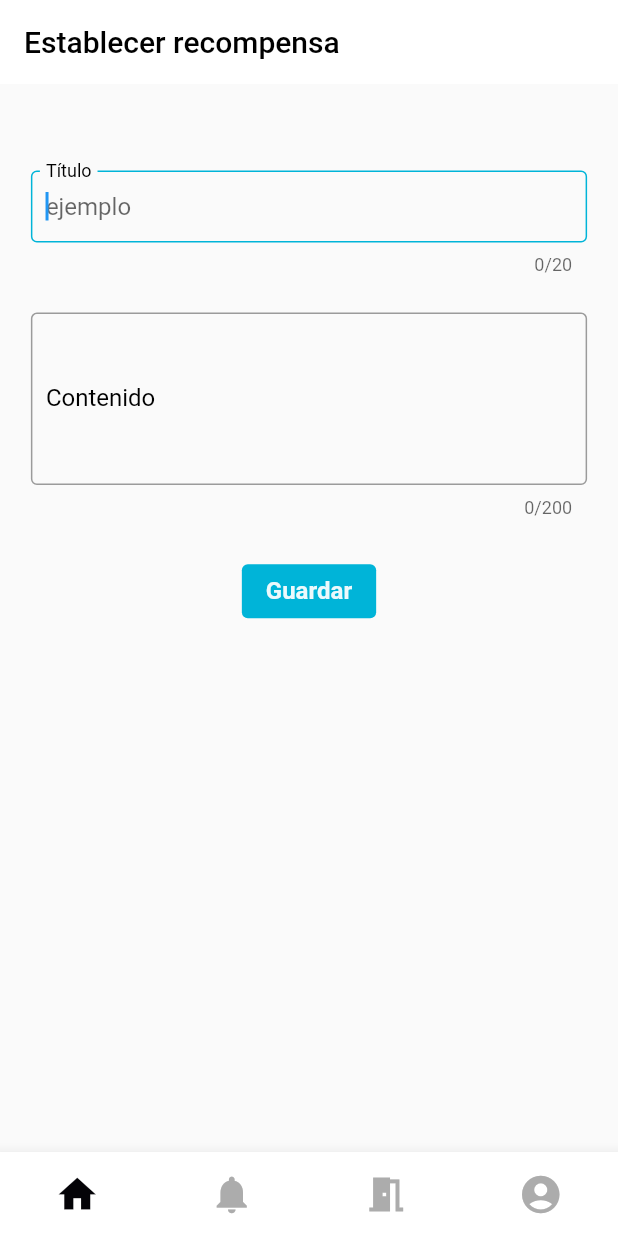
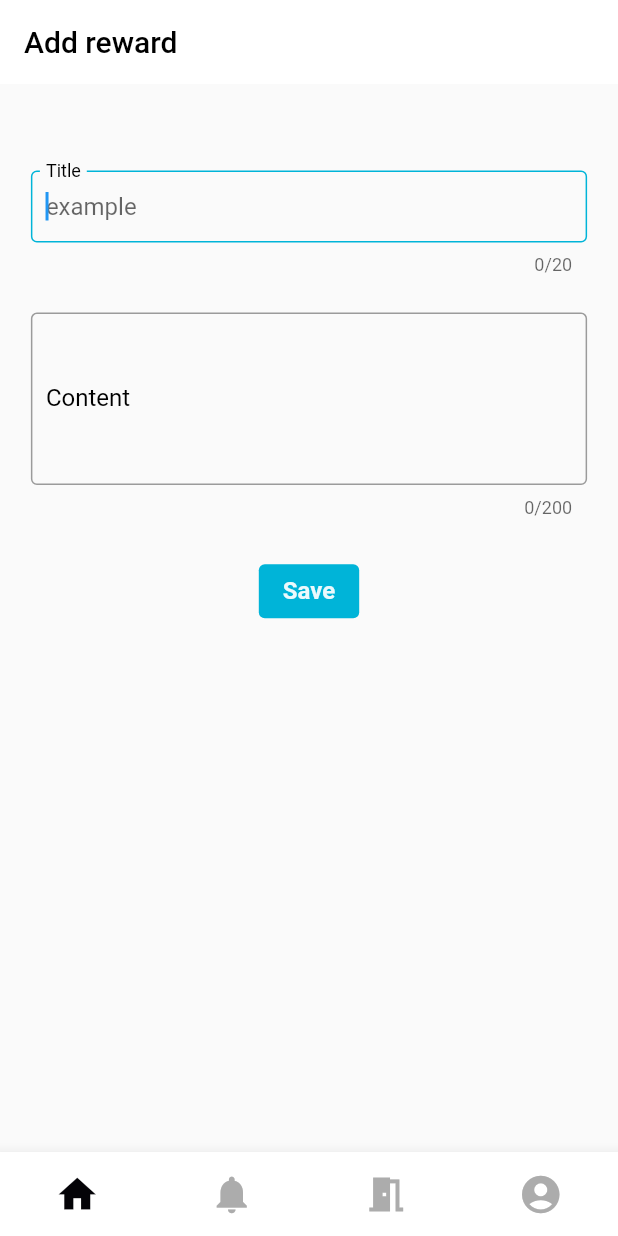
Before and after one commit to zequielpr/retos_recompensas_proyecto_final, a Flutter app: the AddReward screen opened by its route, on a phone screen of 412 x 824 dp. Run offline on Flutter 3.47's test engine with Material 2 defaults, Android fonts, the phone set to English and light mode, and no system bars; drawn by our look-alikes of custom_navigation_bar; our stand-ins replace auto_route, cloud_firestore, firebase_auth, firebase_core, firebase_messaging, flutter_local_notifications and 5 more; missing offline and left inert: firebase_auth_platform_interface, flutter_facebook_auth, flutter_statusbarcolor_ns, ntp; accounts and stored records are empty; generated files the repository leaves out were written again.

```diff
--- a/lib/MenuNavigatioBar/Perfil/admin_usuarios/admin_tutorados.dart
+++ b/lib/MenuNavigatioBar/Perfil/admin_usuarios/admin_tutorados.dart
@@ -86,7 +86,7 @@ class Admin_tutorados {
                 padding: MaterialStateProperty.all(EdgeInsets.all(0)),
                 ),
             child: Text('${valores?.eliminar}'),
-            onPressed: () => EliminarTutorado.eliminarUserTutorado(context, idUsuario),
+            onPressed: () => EliminarTutorado.eliminarUserTutorado(context, idUsuario, valores),
           ),
         ),
       ),
--- a/lib/MenuNavigatioBar/Salas/Tutor/SalaVistaTutor.dart
+++ b/lib/MenuNavigatioBar/Salas/Tutor/SalaVistaTutor.dart
@@ -38,6 +38,7 @@ class _SalaContVistaTutorState extends State<SalaContVistaTutor>
     _tabController = TabController(length: 2, vsync: this);
     super.initState();
   }
+
 
   String _selectedMenu = '';
 
--- a/lib/MenuNavigatioBar/Salas/Tutor/TabPages/pages/UsersTutorados/AddRewardUser.dart
+++ b/lib/MenuNavigatioBar/Salas/Tutor/TabPages/pages/UsersTutorados/AddRewardUser.dart
@@ -5,6 +5,7 @@ import 'package:retos_proyecto/MediaQuery.dart';
 import '../../../../../../datos/Colecciones.dart';
 import '../../../../../../datos/UsuarioActual.dart';
 import '../../../../../../widgets/Dialogs.dart';
+import 'package:flutter_gen/gen_l10n/app_localizations.dart';
 
 class AddReward extends StatefulWidget {
   final userId;
@@ -19,11 +20,13 @@ class _AddRewardState extends State<AddReward> {
   var contenidoController = TextEditingController();
   var userId;
   _AddRewardState(this.userId);
+  AppLocalizations? valores;
   @override
   Widget build(BuildContext context) {
+    valores = AppLocalizations.of(context);
     return Scaffold(
       appBar: AppBar(
-        title: Text('Establecer recompensa'),
+        title: Text('${valores?.add_recompensa}'),
       ),
       body: Center(
         child: Column(
@@ -53,7 +56,7 @@ class _AddRewardState extends State<AddReward> {
             ElevatedButton(
               onPressed: () async =>
                   addReward(tituloController.text, contenidoController.text),
-              child: Text('Guardar'),
+              child: Text('${valores?.guardar}'),
             )
           ],
         ),
@@ -67,10 +70,10 @@ class _AddRewardState extends State<AddReward> {
       autofocus: true,
       autocorrect: true,
       controller: tituloController,
-      decoration: const InputDecoration(
-          hintText: 'ejemplo',
+      decoration: InputDecoration(
+          hintText: '${valores?.ejemplo}',
           border: OutlineInputBorder(),
-          labelText: 'Título'),
+          labelText: '${valores?.titulo}'),
     );
   }
 
@@ -80,10 +83,10 @@ class _AddRewardState extends State<AddReward> {
       maxLength: 200,
       autocorrect: true,
       controller: contenidoController,
-      decoration: const InputDecoration(
-        contentPadding: EdgeInsets.all(10),
-          border: OutlineInputBorder(),
-          labelText: 'Contenido'),
+      decoration: InputDecoration(
+        contentPadding: const EdgeInsets.all(10),
+          border: const OutlineInputBorder(),
+          labelText: '${valores?.contenido}'),
     );
   }
 
@@ -111,13 +114,13 @@ class _AddRewardState extends State<AddReward> {
           onPressed: () {
             context.router.pop();
           },
-          child: const Text('Ok'),
+          child: Text('${valores?.ok}'),
         ),
       ];
     }
 
-    var tituloMensaje = 'Rellenar campo';
-    var message = 'Es necesario asignar un titulo y un contenido para asignar una recompensa';
+    var tituloMensaje = '${valores?.rellenar_campos}';
+    var message = '${valores?.titulo_contenido_recompensa}';
 
     Dialogos.mostrarDialog(actions, tituloMensaje, message, context);
   }
--- a/lib/l10n/app_en.arb
+++ b/lib/l10n/app_en.arb
@@ -56,24 +56,27 @@
     "descripcion": "vista de inicio"
 },
 
-  "a": "to",
+    "a": "to",
     "accion_necesaria": "Action needed",
     "accion_necesaria_contenido": "Log out and log in to update your email",
     "aceptar": "Accept",
     "actualizar": "Update",
     "actualizar_passw": "Update password",
+    "add_recompensa": "Add reward",
     "add_usuario": "Invite users to your room",
     "ascendente": "Ascending",
     "aun_no_misiones": "You don't have any missions yet",
     "aun_no_solicitudes": "You don't have any requests yet",
+    "avances_obtenidos_perder": "The progress achieved in this mentoring will be eliminated and it will not be possible to recover them.",
     "cambiar_rol": "Change role",
-    "cambiar_rol_contenido": "Do you want to change roles? \\n Changing roles will restart the application",
+    "cambiar_rol_contenido": "Do you want to change roles? Changing roles will restart the application",
     "cancelar": "Cancel",
     "cerrar_sesion": "Sign off",
     "confirmacion_pendiente": "Pending confirmation",
     "cont_c_apple": "Continue with Apple",
     "cont_c_email_passw": "Continue with email and password",
     "cont_c_google": "Continue with Google",
+    "contenido": "Content",
     "contenido_email_no_econtra": "There is no registered user with the email",
     "contenido_passw_olvidada": "A link will be sent to your email address through which you can reset your password",
     "crea_nueva_sala": "Create a new room",
@@ -81,6 +84,7 @@
     "crear_mision": "Create mission",
     "crea_sala": "Create a room",
     "cuenta": "Account",
+    "dejar_tutoria": "Leave tutoring",
     "demasiados_intententos_content": "Check your email inbox or try again later",
     "demasiados_intentos": "Too many attempts",
     "descendente": "Descending ",
@@ -94,6 +98,8 @@
     "ejemplo": "example",
     "eliminar": "Delete",
     "eliminar_sala": "Delete room",
+    "eliminar_usuario": "Delete user",
+    "eliminar_usuario_contenido": "The progress achieved in this mentoring will be eliminated and it will not be possible to recover them",
     "email_actualizado_correct": "Email successfully updated",
     "email_en_uso": "Email in use",
     "email_en_uso_contenido": "The email entered is already in use",
@@ -111,6 +117,8 @@
     "escribit_nombre_sala": "Type in the name of the room. Must be at least two letters long",
     "establece_passw": "Set a password",
     "esta_misions_realizada": "This mission has been carried out",
+    "expulsar": "Expel",
+    "expulsar_contenido": "Do you want to kick this user out of this room?",
     "fecha_reclamo": "Claim Date",
     "guardar": "Save",
     "hace": "ago ",
@@ -129,6 +137,8 @@
     "minuto": "minute",
     "mision_add_correct": "Mission successfully added",
     "misiones": "Missions",
+    "mision_pendiente_realizar": "Mission to be carried out",
+    "mision_realizada_question": "Has this mission been completed?",
     "modificar": "Update",
     "modificar_email": "Update email",
     "no_cuenta": "Don't you have an account?",
@@ -174,6 +184,7 @@
     "salas": "Rooms ",
     "salir": "Leave",
     "segundo": "second",
+    "seleccionar_tutoria": "Select mentoring",
     "select_rol": "Select a role",
     "soicitude_acept_hace": "Request accepted",
     "solicitude_env_hace": "Request sent",
@@ -181,10 +192,12 @@
     "solicitudes": "Requests",
     "solicitud_rechazada_hace": "Rejected request",
     "titulo": "Title",
+    "titulo_contenido_recompensa": "It is necessary to assign a title and content to assign a reward",
     "titulo_introduccion_login": "Log in to RetoCompensa",
     "titulo_verificar_email": "Verify your email",
     "tutor": "Tutor",
     "tutorado": "Tutored",
+    "tutoria": "Mentoring",
     "un_momento": "just now",
     "usuario_no_disponible": "Username not available",
     "usuarios": "Users",
@@ -192,8 +205,8 @@
     "ver_mas": "see more",
     "ver_menos": "see less",
     "ya_estas_registrado": "You are already registered, log in",
-    "tutoria": "Mentoring",
-    "avances_obtenidos_perder": "The progress achieved in this mentoring will be eliminated and it will not be possible to recover them.",
-    "seleccionar_tutoria": "Select mentoring",
-    "dejar_tutoria": "Leave tutoring"
+    "recompensa": "Reward",
+    "si": "Yes",
+    "no": "No",
+    "link_enviado_nuevo_email": "A link has been sent to the new email, open the link to verify the email"
 }
```
Also changed, not shown: lib/MenuNavigatioBar/Perfil/AdminRoles.dart (+11 -9 lines), lib/MenuNavigatioBar/Perfil/admin_cuenta/Admin_cuenta.dart (+4 -4 lines), lib/MenuNavigatioBar/Perfil/admin_usuarios/eliminar_tutorado.dart (+8 -7 lines), lib/MenuNavigatioBar/Salas/Tutor/TabPages/pages/UsersTutorados/ListUsuariosTutorados.dart (+31 -8 lines), lib/MenuNavigatioBar/Salas/Tutor/TabPages/pages/UsersTutorados/UserTutorado.dart (+9 -9 lines), lib/l10n/app_es.arb (+18 -5 lines), lib/widgets/Cards.dart (+8 -8 lines).
